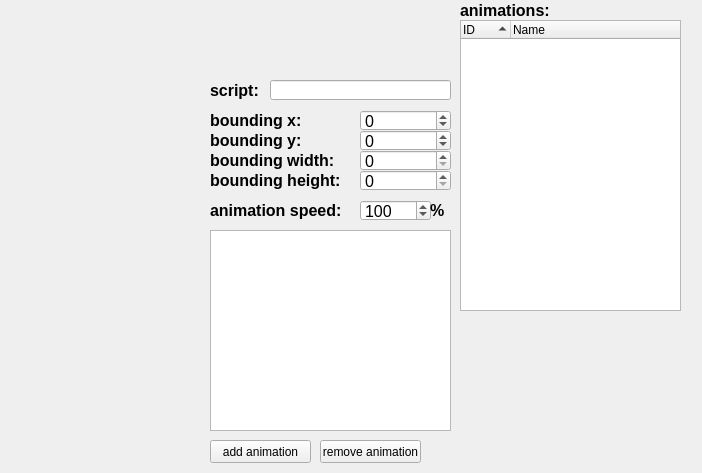
The window that GameEditor/UI/WorldObjectDatabaseWidget.ui (seem-sky/Simple2D-Engine) describes before a commit, drawn with Qt 5.
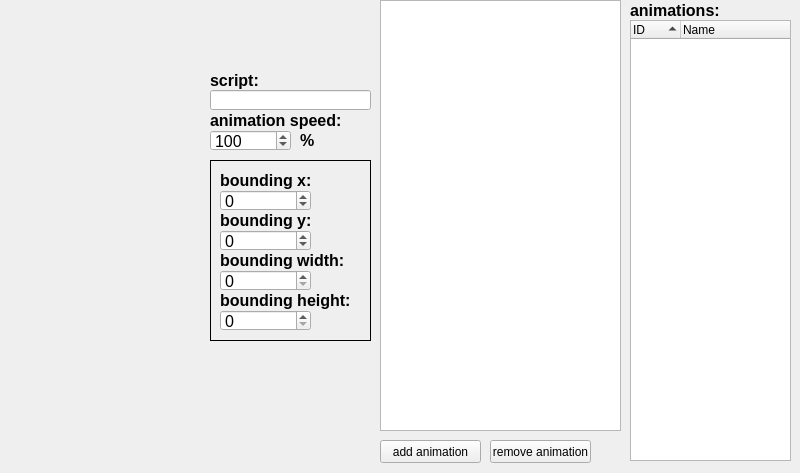
The same window after the commit. Custom widgets are drawn as their Qt base class.

Commit message: proper "DynamicObjectDatabaseWidget" implementation

The edit to the form file:
```diff
--- a/GameEditor/UI/WorldObjectDatabaseWidget.ui
+++ b/GameEditor/UI/WorldObjectDatabaseWidget.ui
@@ -6,7 +6,7 @@
    <rect>
     <x>0</x>
     <y>0</y>
-    <width>702</width>
+    <width>800</width>
     <height>473</height>
    </rect>
   </property>
@@ -16,9 +16,9 @@
   <widget class="QLabel" name="m_pAnimationLabel">
    <property name="geometry">
     <rect>
-     <x>460</x>
+     <x>630</x>
      <y>0</y>
-     <width>91</width>
+     <width>111</width>
      <height>21</height>
     </rect>
    </property>
@@ -36,10 +36,10 @@
   <widget class="AnimationPrototypeDragTreeWidget" name="m_pAnimationList">
    <property name="geometry">
     <rect>
-     <x>460</x>
+     <x>630</x>
      <y>20</y>
-     <width>221</width>
-     <height>291</height>
+     <width>161</width>
+     <height>441</height>
     </rect>
    </property>
    <property name="editTriggers">
@@ -95,190 +95,11 @@
     </property>
    </column>
   </widget>
-  <widget class="QLabel" name="label_35">
-   <property name="geometry">
-    <rect>
-     <x>210</x>
-     <y>170</y>
-     <width>141</width>
-     <height>21</height>
-    </rect>
-   </property>
-   <property name="font">
-    <font>
-     <pointsize>12</pointsize>
-     <weight>75</weight>
-     <bold>true</bold>
-    </font>
-   </property>
-   <property name="text">
-    <string>bounding height:</string>
-   </property>
-  </widget>
-  <widget class="QSpinBox" name="m_pBoundingBottom">
-   <property name="geometry">
-    <rect>
-     <x>360</x>
-     <y>170</y>
-     <width>91</width>
-     <height>21</height>
-    </rect>
-   </property>
-   <property name="font">
-    <font>
-     <pointsize>12</pointsize>
-    </font>
-   </property>
-   <property name="minimum">
-    <number>0</number>
-   </property>
-   <property name="maximum">
-    <number>100000</number>
-   </property>
-   <property name="value">
-    <number>0</number>
-   </property>
-  </widget>
-  <widget class="QLabel" name="label_33">
-   <property name="geometry">
-    <rect>
-     <x>210</x>
-     <y>110</y>
-     <width>121</width>
-     <height>21</height>
-    </rect>
-   </property>
-   <property name="font">
-    <font>
-     <pointsize>12</pointsize>
-     <weight>75</weight>
-     <bold>true</bold>
-    </font>
-   </property>
-   <property name="text">
-    <string>bounding x:</string>
-   </property>
-  </widget>
-  <widget class="QLabel" name="label_32">
-   <property name="geometry">
-    <rect>
-     <x>210</x>
-     <y>130</y>
-     <width>111</width>
-     <height>21</height>
-    </rect>
-   </property>
-   <property name="font">
-    <font>
-     <pointsize>12</pointsize>
-     <weight>75</weight>
-     <bold>true</bold>
-    </font>
-   </property>
-   <property name="text">
-    <string>bounding y:</string>
-   </property>
-  </widget>
-  <widget class="QSpinBox" name="m_pBoundingLeft">
-   <property name="geometry">
-    <rect>
-     <x>360</x>
-     <y>110</y>
-     <width>91</width>
-     <height>21</height>
-    </rect>
-   </property>
-   <property name="font">
-    <font>
-     <pointsize>12</pointsize>
-    </font>
-   </property>
-   <property name="minimum">
-    <number>-100000</number>
-   </property>
-   <property name="maximum">
-    <number>100000</number>
-   </property>
-   <property name="value">
-    <number>0</number>
-   </property>
-  </widget>
-  <widget class="QSpinBox" name="m_pBoundingUp">
-   <property name="geometry">
-    <rect>
-     <x>360</x>
-     <y>130</y>
-     <width>91</width>
-     <height>21</height>
-    </rect>
-   </property>
-   <property name="font">
-    <font>
-     <pointsize>12</pointsize>
-    </font>
-   </property>
-   <property name="buttonSymbols">
-    <enum>QAbstractSpinBox::UpDownArrows</enum>
-   </property>
-   <property name="minimum">
-    <number>-100000</number>
-   </property>
-   <property name="maximum">
-    <number>100000</number>
-   </property>
-   <property name="value">
-    <number>0</number>
-   </property>
-  </widget>
-  <widget class="QLabel" name="label_34">
-   <property name="geometry">
-    <rect>
-     <x>210</x>
-     <y>150</y>
-     <width>141</width>
-     <height>21</height>
-    </rect>
-   </property>
-   <property name="font">
-    <font>
-     <pointsize>12</pointsize>
-     <weight>75</weight>
-     <bold>true</bold>
-    </font>
-   </property>
-   <property name="text">
-    <string>bounding width:</string>
-   </property>
-  </widget>
-  <widget class="QSpinBox" name="m_pBoundingRight">
-   <property name="geometry">
-    <rect>
-     <x>360</x>
-     <y>150</y>
-     <width>91</width>
-     <height>21</height>
-    </rect>
-   </property>
-   <property name="font">
-    <font>
-     <pointsize>12</pointsize>
-    </font>
-   </property>
-   <property name="minimum">
-    <number>0</number>
-   </property>
-   <property name="maximum">
-    <number>100000</number>
-   </property>
-   <property name="value">
-    <number>0</number>
-   </property>
-  </widget>
   <widget class="QLabel" name="label_37">
    <property name="geometry">
     <rect>
      <x>210</x>
-     <y>200</y>
+     <y>110</y>
      <width>151</width>
      <height>21</height>
     </rect>
@@ -297,9 +118,9 @@
   <widget class="QSpinBox" name="m_pSpeedModifyer">
    <property name="geometry">
     <rect>
-     <x>360</x>
-     <y>200</y>
-     <width>71</width>
+     <x>210</x>
+     <y>130</y>
+     <width>81</width>
      <height>21</height>
     </rect>
    </property>
@@ -321,8 +142,8 @@
   <widget class="QLabel" name="label_38">
    <property name="geometry">
     <rect>
-     <x>430</x>
-     <y>200</y>
+     <x>300</x>
+     <y>130</y>
      <width>21</width>
      <height>21</height>
     </rect>
@@ -342,7 +163,7 @@
    <property name="geometry">
     <rect>
      <x>210</x>
-     <y>80</y>
+     <y>70</y>
      <width>61</width>
      <height>21</height>
     </rect>
@@ -361,9 +182,9 @@
   <widget class="QLineEdit" name="m_pScript">
    <property name="geometry">
     <rect>
-     <x>270</x>
-     <y>80</y>
-     <width>181</width>
+     <x>210</x>
+     <y>90</y>
+     <width>161</width>
      <height>20</height>
     </rect>
    </property>
@@ -374,17 +195,17 @@
   <widget class="AnimationViewerTableWidget" name="m_pAnimationTable">
    <property name="geometry">
     <rect>
-     <x>210</x>
-     <y>230</y>
+     <x>380</x>
+     <y>0</y>
      <width>241</width>
-     <height>201</height>
+     <height>431</height>
     </rect>
    </property>
   </widget>
   <widget class="QPushButton" name="m_pAddAnimationButton">
    <property name="geometry">
     <rect>
-     <x>210</x>
+     <x>380</x>
      <y>440</y>
      <width>101</width>
      <height>23</height>
@@ -397,7 +218,7 @@
   <widget class="QPushButton" name="m_pRemoveAnimationButton">
    <property name="geometry">
     <rect>
-     <x>320</x>
+     <x>490</x>
      <y>440</y>
      <width>101</width>
      <height>23</height>
@@ -407,6 +228,201 @@
     <string>remove animation</string>
    </property>
   </widget>
+  <widget class="QFrame" name="frame">
+   <property name="geometry">
+    <rect>
+     <x>210</x>
+     <y>160</y>
+     <width>161</width>
+     <height>181</height>
+    </rect>
+   </property>
+   <property name="frameShape">
+    <enum>QFrame::Box</enum>
+   </property>
+   <property name="frameShadow">
+    <enum>QFrame::Plain</enum>
+   </property>
+   <widget class="QSpinBox" name="m_pBoundingRight">
+    <property name="geometry">
+     <rect>
+      <x>10</x>
+      <y>110</y>
+      <width>91</width>
+      <height>21</height>
+     </rect>
+    </property>
+    <property name="font">
+     <font>
+      <pointsize>12</pointsize>
+     </font>
+    </property>
+    <property name="minimum">
+     <number>0</number>
+    </property>
+    <property name="maximum">
+     <number>100000</number>
+    </property>
+    <property name="value">
+     <number>0</number>
+    </property>
+   </widget>
+   <widget class="QSpinBox" name="m_pBoundingUp">
+    <property name="geometry">
+     <rect>
+      <x>10</x>
+      <y>70</y>
+      <width>91</width>
+      <height>21</height>
+     </rect>
+    </property>
+    <property name="font">
+     <font>
+      <pointsize>12</pointsize>
+     </font>
+    </property>
+    <property name="buttonSymbols">
+     <enum>QAbstractSpinBox::UpDownArrows</enum>
+    </property>
+    <property name="minimum">
+     <number>-100000</number>
+    </property>
+    <property name="maximum">
+     <number>100000</number>
+    </property>
+    <property name="value">
+     <number>0</number>
+    </property>
+   </widget>
+   <widget class="QLabel" name="label_35">
+    <property name="geometry">
+     <rect>
+      <x>10</x>
+      <y>130</y>
+      <width>141</width>
+      <height>21</height>
+     </rect>
+    </property>
+    <property name="font">
+     <font>
+      <pointsize>12</pointsize>
+      <weight>75</weight>
+      <bold>true</bold>
+     </font>
+    </property>
+    <property name="text">
+     <string>bounding height:</string>
+    </property>
+   </widget>
+   <widget class="QSpinBox" name="m_pBoundingLeft">
+    <property name="geometry">
+     <rect>
+      <x>10</x>
+      <y>30</y>
+      <width>91</width>
+      <height>21</height>
+     </rect>
+    </property>
+    <property name="font">
+     <font>
+      <pointsize>12</pointsize>
+     </font>
+    </property>
+    <property name="minimum">
+     <number>-100000</number>
+    </property>
+    <property name="maximum">
+     <number>100000</number>
+    </property>
+    <property name="value">
+     <number>0</number>
+    </property>
+   </widget>
+   <widget class="QLabel" name="label_34">
+    <property name="geometry">
+     <rect>
+      <x>10</x>
+      <y>90</y>
+      <width>141</width>
+      <height>21</height>
+     </rect>
+    </property>
+    <property name="font">
+     <font>
+      <pointsize>12</pointsize>
+      <weight>75</weight>
+      <bold>true</bold>
+     </font>
+    </property>
+    <property name="text">
+     <string>bounding width:</string>
+    </property>
+   </widget>
+   <widget class="QSpinBox" name="m_pBoundingBottom">
+    <property name="geometry">
+     <rect>
+      <x>10</x>
+      <y>150</y>
+      <width>91</width>
+      <height>21</height>
+     </rect>
+    </property>
+    <property name="font">
+     <font>
+      <pointsize>12</pointsize>
+     </font>
+    </property>
+    <property name="minimum">
+     <number>0</number>
+    </property>
+    <property name="maximum">
+     <number>100000</number>
+    </property>
+    <property name="value">
+     <number>0</number>
+    </property>
+   </widget>
+   <widget class="QLabel" name="label_33">
+    <property name="geometry">
+     <rect>
+      <x>10</x>
+      <y>10</y>
+      <width>121</width>
+      <height>21</height>
+     </rect>
+    </property>
+    <property name="font">
+     <font>
+      <pointsize>12</pointsize>
+      <weight>75</weight>
+      <bold>true</bold>
+     </font>
+    </property>
+    <property name="text">
+     <string>bounding x:</string>
+    </property>
+   </widget>
+   <widget class="QLabel" name="label_32">
+    <property name="geometry">
+     <rect>
+      <x>10</x>
+      <y>50</y>
+      <width>111</width>
+      <height>21</height>
+     </rect>
+    </property>
+    <property name="font">
+     <font>
+      <pointsize>12</pointsize>
+      <weight>75</weight>
+      <bold>true</bold>
+     </font>
+    </property>
+    <property name="text">
+     <string>bounding y:</string>
+    </property>
+   </widget>
+  </widget>
  </widget>
  <customwidgets>
   <customwidget>
```
The commit also changes 5 other files.
